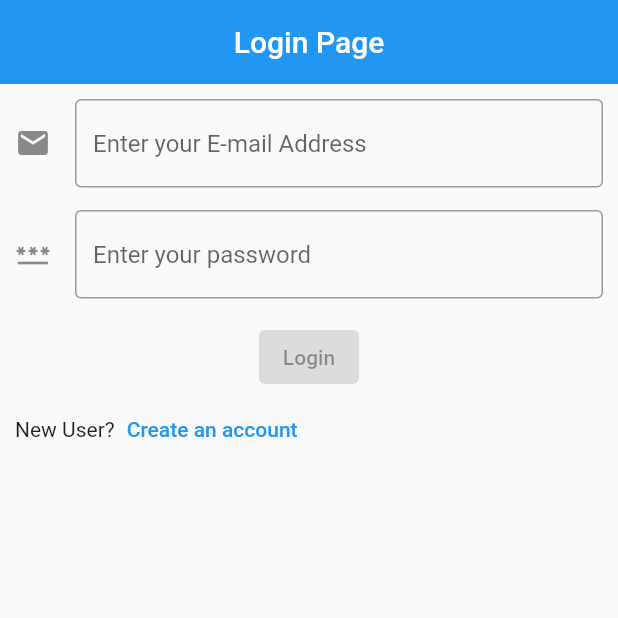
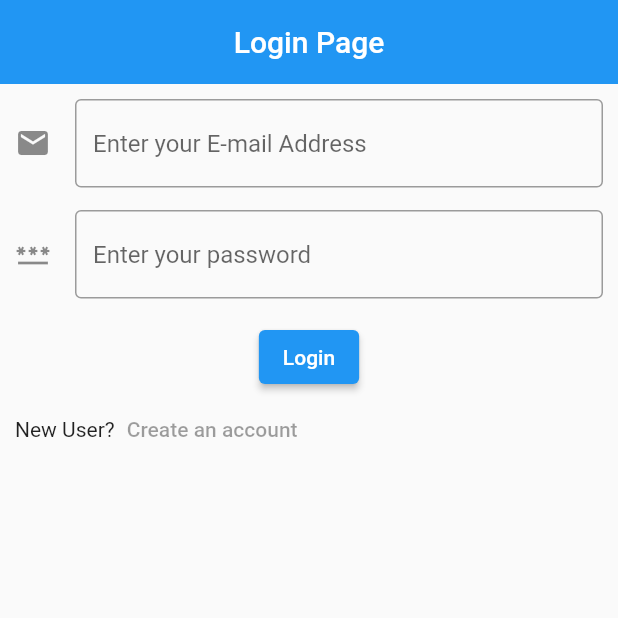
Before and after one commit to Luckingz/flutter-firebase-project, a Flutter app: the screen it shows after launch, on a phone screen of 412 x 824 dp, the top half of it. Run offline on Flutter 3.47's test engine with Material 2 defaults, Android fonts, the phone set to English and light mode, and no system bars; our stand-ins replace firebase_auth, firebase_core; accounts and stored records are empty; generated files the repository leaves out were written again.

```diff
--- a/lib/Login.dart
+++ b/lib/Login.dart
@@ -10,8 +10,8 @@ class Login extends StatefulWidget {
 
 class _LoginState extends State<Login> {
 
-  var email;
-  var password;
+  //var email;
+  //var password;
 
   late final TextEditingController _email;
   late final TextEditingController _password;
@@ -44,6 +44,7 @@ class _LoginState extends State<Login> {
           child: Column(
             children: [
               TextField(
+                keyboardType: TextInputType.emailAddress,
                 controller: _email,
                 decoration: InputDecoration(
                   alignLabelWithHint: true,
@@ -58,28 +59,29 @@ class _LoginState extends State<Login> {
               ),
               TextField(
                 controller: _password,
+                obscureText: true,
+                enableSuggestions: false,
+                autocorrect: false,
                 decoration: InputDecoration(
                   alignLabelWithHint: true,
                   hintText: 'Enter your password',
                   border: OutlineInputBorder(),
                   labelText: 'Enter your password',
                   icon: Icon(Icons.password),
-
                 ),
               ),
               SizedBox(
                 height: 15,
               ),
-              ElevatedButton(onPressed: null, child: Text('Login')),
+              ElevatedButton(onPressed: () async {
+                final email = _email.text;
+                final password = _password.text;
+                final userCredential = await FirebaseAuth.instance.createUserWithEmailAndPassword(email: email, password: password);
+              }, child: Text('Login')),
               Row(
                 children: [
                   Text('New User?'),
-                  TextButton(onPressed: () async {
-                    final email = _email.text;
-                    final password = _password.text;
-                    final userCredential = await FirebaseAuth.instance.createUserWithEmailAndPassword(email: email, password: password);
-                    print(userCredential);
-                    }, child: Text('Create an account'))
+                  TextButton(onPressed: null, child: Text('Create an account'))
                 ],
               )
             ],
--- a/lib/main.dart
+++ b/lib/main.dart
@@ -1,6 +1,7 @@
 import 'package:flutter/material.dart';
 import 'package:firebase_core/firebase_core.dart';
 import 'package:firebase_auth/firebase_auth.dart';
+import 'firebase_options.dart';
 import 'package:untitled/Login.dart';
 import 'Register.dart';
 
```
